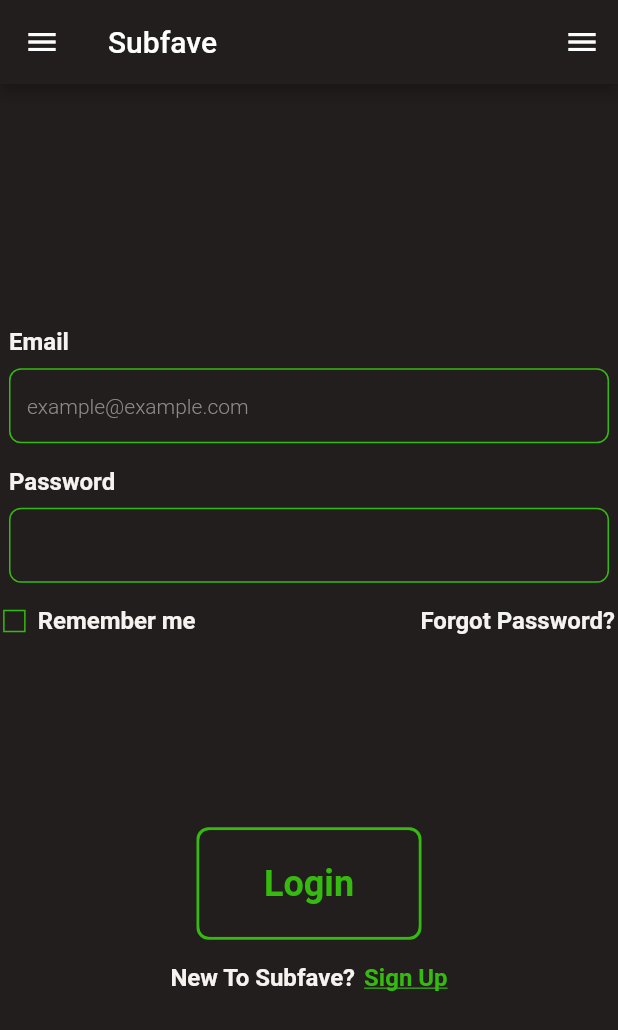
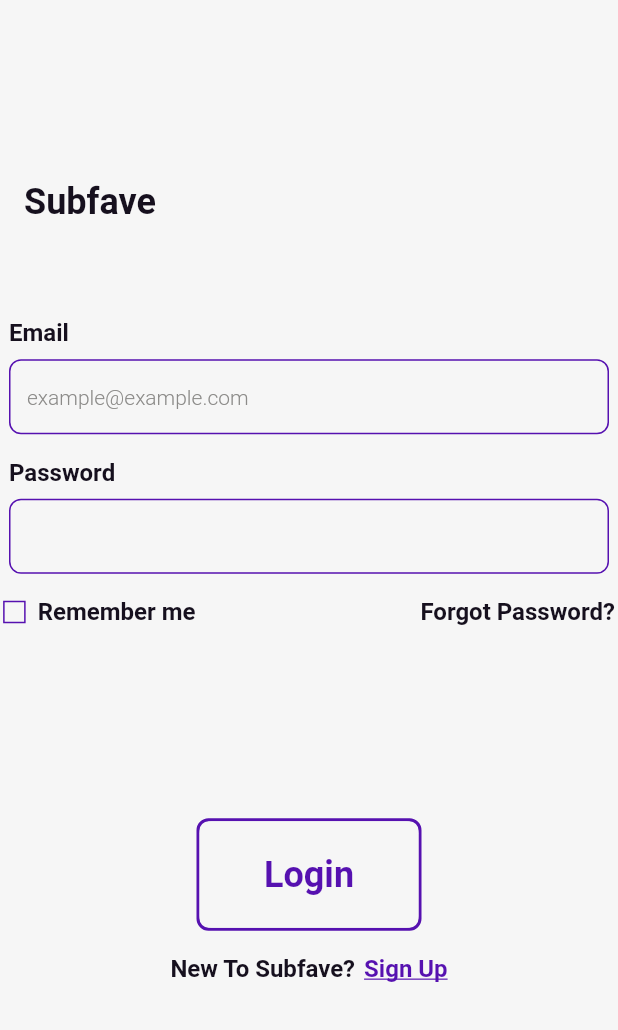
Before and after one commit to amirmojarad/SubFave, a Flutter app: the screen it shows after launch, after a tap on "Login", on a phone screen of 412 x 824 dp. Shown: the top 1030 px of the screen. Run offline on Flutter 3.47's test engine with Material 2 defaults, Android fonts, the phone set to English and light mode, and no system bars; our stand-ins replace hive, shared_preferences; accounts and stored records are empty; network calls fail.

Commit message:
themes changed and auth pages completed

```diff
--- a/lib/screens/auth/login/login.dart
+++ b/lib/screens/auth/login/login.dart
@@ -2,9 +2,7 @@
 import 'package:provider/provider.dart';
 import 'package:subfave/controllers/login.dart';
 import 'package:subfave/screens/auth/login/remember_me.dart';
-import 'package:subfave/screens/common/appbar.dart';
 import 'package:subfave/screens/common/button.dart';
-import 'package:subfave/screens/common/drawer.dart';
 import 'package:subfave/screens/common/email_form.dart';
 import 'package:subfave/screens/common/password_form.dart';
 
@@ -18,12 +16,8 @@
   Widget build(BuildContext context) {
     var loading = context.watch<LoginProvider>().isLoading;
     return Scaffold(
-      key: _key,
-      drawer: const SubfaveDrawer(),
-      appBar: getAppBar(
-        context,
-        _key,
-      ),
+      // key: _key,
+      // drawer: const SubfaveDrawer(),
       backgroundColor: Theme.of(context).colorScheme.background,
       body: SafeArea(
         child: Center(
@@ -32,6 +26,18 @@
                 ? const CircularProgressIndicator()
                 : Column(
                     children: [
+                      Padding(
+                        padding: const EdgeInsets.only(left: 16.0, top: 16),
+                        child: Row(
+                          children: [
+                            Text(
+                              "Subfave",
+                              style: Theme.of(context).textTheme.headlineMedium,
+                            ),
+                            Spacer(),
+                          ],
+                        ),
+                      ),
                       const SizedBox(
                         height: 64,
                       ),
--- a/lib/screens/auth/signup/signup.dart
+++ b/lib/screens/auth/signup/signup.dart
@@ -1,7 +1,6 @@
 import 'package:flutter/material.dart';
 import 'package:provider/provider.dart';
 import 'package:subfave/controllers/signup.dart';
-import 'package:subfave/screens/common/appbar.dart';
 import 'package:subfave/screens/common/button.dart';
 import 'package:subfave/screens/common/drawer.dart';
 import 'package:subfave/screens/common/email_form.dart';
@@ -19,14 +18,24 @@
   Widget build(BuildContext context) {
     return Scaffold(
       key: _key,
-      drawer: const SubfaveDrawer(),
-      appBar: getAppBar(context,_key),
       backgroundColor: Theme.of(context).colorScheme.background,
       body: SafeArea(
         child: Center(
           child: SingleChildScrollView(
             child: Column(
               children: [
+                Padding(
+                  padding: const EdgeInsets.only(left: 16.0, top: 16),
+                  child: Row(
+                    children: [
+                      Text(
+                        "Subfave",
+                        style: Theme.of(context).textTheme.headlineMedium,
+                      ),
+                      Spacer(),
+                    ],
+                  ),
+                ),
                 const SizedBox(
                   height: 64,
                 ),
--- a/lib/screens/common/appbar.dart
+++ /dev/null
@@ -1,22 +0,0 @@
-import 'package:flutter/material.dart';
-
-AppBar getAppBar(BuildContext context,GlobalKey<ScaffoldState> _key) {
-  return AppBar(
-    backgroundColor: Theme.of(context).backgroundColor,
-    title: Text("Subfave"),
-    actions: [
-      IconButton(
-      icon: Icon(Icons.menu),
-      onPressed: () {
-        _key.currentState!.openEndDrawer();
-      },
-    ),
-    ],
-    leading: IconButton(
-      icon: Icon(Icons.menu),
-      onPressed: () {
-        _key.currentState!.openDrawer();
-      },
-    ),
-  );
-}
--- a/lib/screens/home/home.dart
+++ b/lib/screens/home/home.dart
@@ -1,10 +1,6 @@
 import 'package:flutter/material.dart';
-import 'package:flutter/rendering.dart';
-import 'package:subfave/screens/common/appbar.dart';
 import 'package:subfave/screens/common/card_item.dart';
 import 'package:subfave/screens/common/drawer.dart';
-import 'package:subfave/screens/common/subfave_card.dart';
-import 'package:subfave/screens/config.dart';
 
 class HomePage extends StatelessWidget {
   HomePage({Key? key}) : super(key: key);
@@ -15,7 +11,6 @@
     return Scaffold(
       key: _key,
       drawer: const SubfaveDrawer(),
-      appBar: getAppBar(context, _key),
       backgroundColor: Theme.of(context).colorScheme.background,
       body: SafeArea(
         child: SingleChildScrollView(
--- a/lib/screens/search/search.dart
+++ b/lib/screens/search/search.dart
@@ -2,7 +2,6 @@
 import 'package:provider/provider.dart';
 import 'package:subfave/controllers/search_movie.dart';
 import 'package:subfave/models/movie.dart';
-import 'package:subfave/screens/common/appbar.dart';
 import 'package:subfave/screens/common/drawer.dart';
 import 'package:subfave/screens/search/search_result_card.dart';
 
@@ -105,7 +104,6 @@
         ),
       ),
       key: _key,
-      appBar: getAppBar(context, _key),
       drawer: const SubfaveDrawer(),
     );
   }
--- a/lib/screens/theme/light/light_theme.dart
+++ b/lib/screens/theme/light/light_theme.dart
@@ -1,9 +1,9 @@
 import 'package:flutter/material.dart';
 
 
-const Color backgroundColor = Color(0xff231E1E);
-const Color primaryColor = Color(0xff35BA10);
-const Color secondary = Color(0xff0AC47D);
+const Color backgroundColor = Color(0xffF6F6F6);
+const Color primaryColor = Color(0xff5611B0);
+const Color secondary = Color(0xffC098F5);
 const Color error = Color(0xffC40A0A);
-const Color fontColor = Color(0xffF5F3F0);
+const Color fontColor = Color(0xff16101E);
 const Color hint = Color(0xff8C8B89);
```
